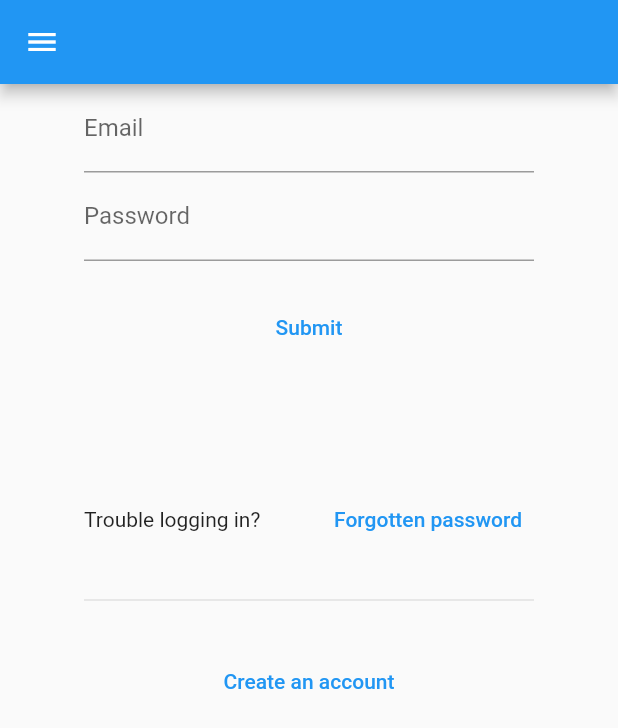
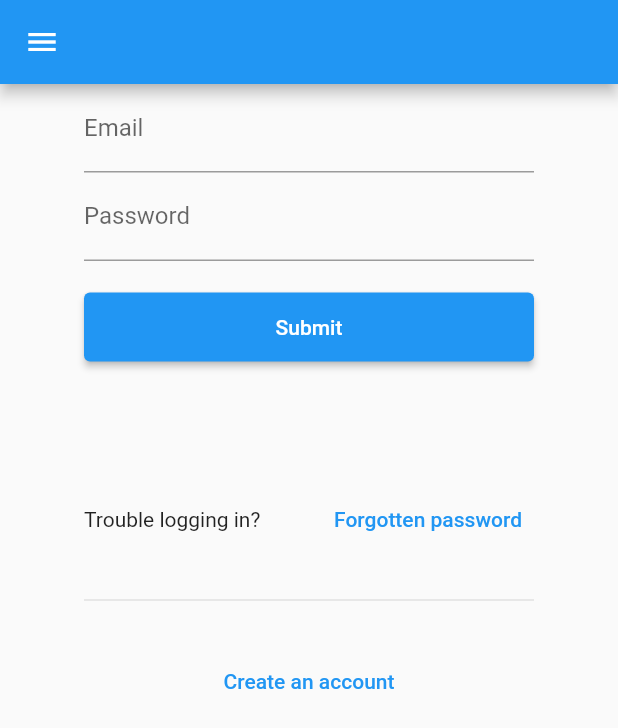
Before and after one commit to dimitarsi/flutter-cms-client, a Flutter app: the screen it shows after launch, on a phone screen of 412 x 824 dp. Shown: the top 728 px of the screen. Run offline on Flutter 3.47's test engine with Material 2 defaults, Android fonts, the phone set to English and light mode, and no system bars; our stand-ins replace flutter_bloc, go_router, url_strategy.

Commit message:
style: login form better buttons and spacing

```diff
--- a/lib/views/auth/forms/login.dart
+++ b/lib/views/auth/forms/login.dart
@@ -33,15 +33,18 @@ class LoginForm extends StatelessWidget {
         const SizedBox(
           height: 20,
         ),
-        TextButton(
+        SizedBox(
+          width: 300,
+          child: ElevatedButton(
               onPressed: () {
                 // context.read<AuthCubit>().login(email.text, password.text);
                 context.read<AuthCubit>().login(email.text, password.text);
               },
               child: const Padding(
-              padding: EdgeInsets.all(8.0),
+                padding: EdgeInsets.symmetric(vertical: 15),
                 child: Text("Submit"),
               )),
+        ),
         Container(
           height: 80,
         ),
```
Lines whose indentation alone changed are shown as unchanged.
